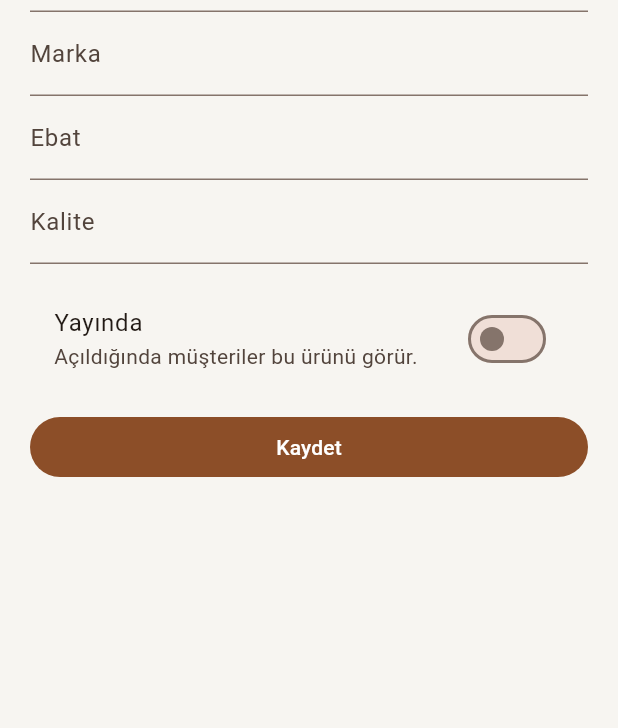
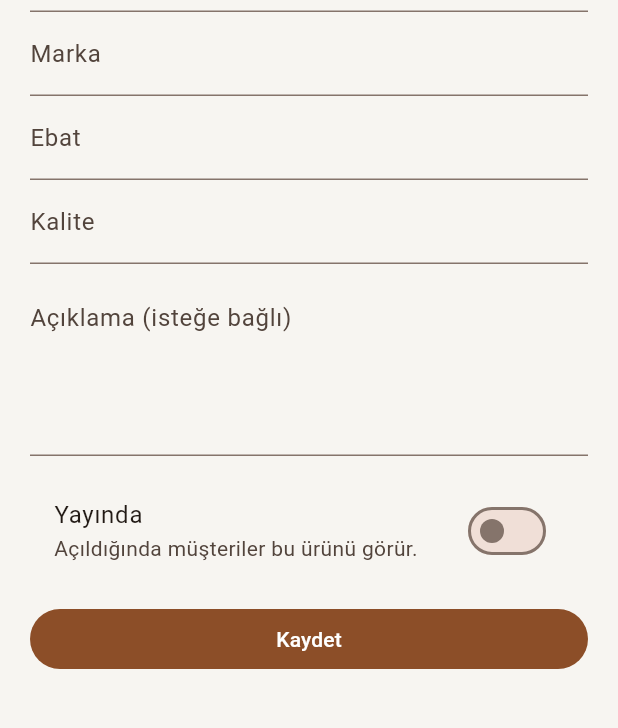
Before and after one commit to yuceloper/emir-seramik-app, a Flutter app: the ProductEditor screen opened directly, after a tap on "Kaydet", on a phone screen of 412 x 824 dp, the part 480-1208 px from its top. Run offline on Flutter 3.47's test engine with Material 3 defaults, Android fonts, the phone set to English and light mode, and no system bars; our stand-ins replace image_picker, supabase_flutter; accounts and stored records are empty.

Commit message:
feat: add optional product description

```diff
--- a/lib/admin/admin_page.dart
+++ b/lib/admin/admin_page.dart
@@ -54,7 +54,7 @@ class _AdminPageState extends State<AdminPage> {
   Future<void> _reload() async {
     try {
       final productRows = await client.from('products')
-          .select('id,name,brand,size,quality,category,image_path,published,sort_order')
+          .select('id,name,brand,size,quality,description,category,image_path,published,sort_order')
           .order('sort_order');
       final catalogRows = await client.from('catalogs')
           .select('id,title,description,published,sort_order,catalog_products(product_id)')
@@ -198,6 +198,7 @@ class _ProductEditorState extends State<ProductEditor> {
   late final brand = TextEditingController(text: widget.product?['brand'] as String? ?? '');
   late final size = TextEditingController(text: widget.product?['size'] as String? ?? '');
   late final quality = TextEditingController(text: widget.product?['quality'] as String? ?? '');
+  late final description = TextEditingController(text: widget.product?['description'] as String? ?? '');
   late ProductCategory category = widget.product == null ? ProductCategory.ceramic
       : ProductCategory.fromKey(widget.product!['category'] as String);
   late bool published = widget.product?['published'] == true;
@@ -207,7 +208,7 @@ class _ProductEditorState extends State<ProductEditor> {
   String? error;
 
   @override
-  void dispose() { name.dispose(); brand.dispose(); size.dispose(); quality.dispose(); super.dispose(); }
+  void dispose() { name.dispose(); brand.dispose(); size.dispose(); quality.dispose(); description.dispose(); super.dispose(); }
 
   Future<void> pickImage(ImageSource source) async {
     XFile? picked;
@@ -247,6 +248,7 @@ class _ProductEditorState extends State<ProductEditor> {
       final payload = {
         'name': name.text.trim(), 'brand': brand.text.trim(),
         'size': size.text.trim(), 'quality': quality.text.trim(),
+        'description': description.text.trim(),
         'category': category.key, 'published': published,
       };
       String id;
@@ -302,6 +304,8 @@ class _ProductEditorState extends State<ProductEditor> {
         TextFormField(controller: brand, decoration: const InputDecoration(labelText: 'Marka')),
         TextFormField(controller: size, decoration: const InputDecoration(labelText: 'Ebat')),
         TextFormField(controller: quality, decoration: const InputDecoration(labelText: 'Kalite')),
+        TextFormField(controller: description, maxLines: 4,
+          decoration: const InputDecoration(labelText: 'Açıklama (isteğe bağlı)', alignLabelWithHint: true)),
         const SizedBox(height: 14),
         SwitchListTile(title: const Text('Yayında'), subtitle: const Text('Açıldığında müşteriler bu ürünü görür.'),
           value: published, onChanged: (value) => setState(() => published = value)),
```
